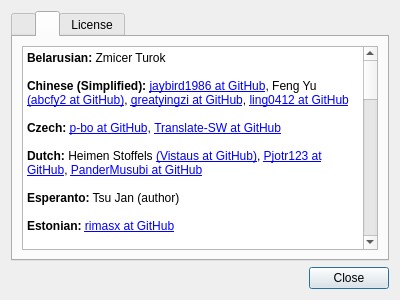
tsujan/Kvantum, file Kvantum/kvantummanager/about.ui: the form before one commit.
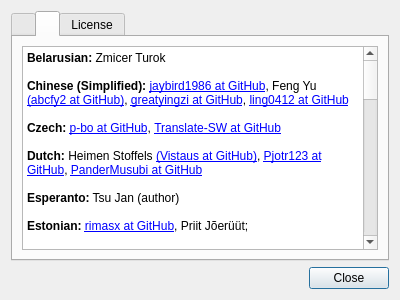
The form after the commit. The open tabs and pages were chosen to show the change.

Commit message: Corrected a typo in doc

```diff
--- a/Kvantum/kvantummanager/about.ui
+++ b/Kvantum/kvantummanager/about.ui
@@ -107,7 +107,7 @@
 &lt;p style=&quot;-qt-paragraph-type:empty; margin-top:0px; margin-bottom:0px; margin-left:0px; margin-right:0px; -qt-block-indent:0; text-indent:0px;&quot;&gt;&lt;br /&gt;&lt;/p&gt;
 &lt;p style=&quot; margin-top:0px; margin-bottom:0px; margin-left:0px; margin-right:0px; -qt-block-indent:0; text-indent:0px;&quot;&gt;&lt;span style=&quot; font-weight:600;&quot;&gt;Esperanto:&lt;/span&gt; Tsu Jan (author)&lt;/p&gt;
 &lt;p style=&quot;-qt-paragraph-type:empty; margin-top:0px; margin-bottom:0px; margin-left:0px; margin-right:0px; -qt-block-indent:0; text-indent:0px;&quot;&gt;&lt;br /&gt;&lt;/p&gt;
-&lt;p style=&quot; margin-top:0px; margin-bottom:0px; margin-left:0px; margin-right:0px; -qt-block-indent:0; text-indent:0px;&quot;&gt;&lt;span style=&quot; font-weight:600;&quot;&gt;Estonian:&lt;/span&gt; &lt;a href=&quot;https://github.com/rimasx&quot;&gt;&lt;span;&gt;rimasx at GitHub&lt;/span&gt;&lt;/a&gt;&lt;/p&gt;
+&lt;p style=&quot; margin-top:0px; margin-bottom:0px; margin-left:0px; margin-right:0px; -qt-block-indent:0; text-indent:0px;&quot;&gt;&lt;span style=&quot; font-weight:600;&quot;&gt;Estonian:&lt;/span&gt; &lt;a href=&quot;https://github.com/rimasx&quot;&gt;&lt;span;&gt;rimasx at GitHub&lt;/span&gt;&lt;/a&gt;, Priit Jõerüüt;&lt;/p&gt;
 &lt;p style=&quot;-qt-paragraph-type:empty; margin-top:0px; margin-bottom:0px; margin-left:0px; margin-right:0px; -qt-block-indent:0; text-indent:0px;&quot;&gt;&lt;br /&gt;&lt;/p&gt;
 &lt;p style=&quot; margin-top:0px; margin-bottom:0px; margin-left:0px; margin-right:0px; -qt-block-indent:0; text-indent:0px;&quot;&gt;&lt;span style=&quot; font-weight:600;&quot;&gt;Finnish:&lt;/span&gt; &lt;a href=&quot;https://github.com/mahtiankka&quot;&gt;&lt;span;&gt;MahtiAnkka at GitHub&lt;/span&gt;&lt;/a&gt;, Robin, &lt;/span&gt; Tommi Nieminen &lt;a href=&quot;https://github.com/Legisign&quot;&gt;&lt;span;&gt;(Legisign at GitHub)&lt;/span&gt;&lt;/a&gt;&lt;/p&gt;
 &lt;p style=&quot;-qt-paragraph-type:empty; margin-top:0px; margin-bottom:0px; margin-left:0px; margin-right:0px; -qt-block-indent:0; text-indent:0px;&quot;&gt;&lt;br /&gt;&lt;/p&gt;
@@ -135,7 +135,7 @@
 &lt;p style=&quot;-qt-paragraph-type:empty; margin-top:0px; margin-bottom:0px; margin-left:0px; margin-right:0px; -qt-block-indent:0; text-indent:0px;&quot;&gt;&lt;br /&gt;&lt;/p&gt;
 &lt;p style=&quot; margin-top:0px; margin-bottom:0px; margin-left:0px; margin-right:0px; -qt-block-indent:0; text-indent:0px;&quot;&gt;&lt;span style=&quot; font-weight:600;&quot;&gt;Portuguese:&lt;/span&gt; Hugo Carvalho &lt;a href=&quot;https://github.com/hugok79&quot;&gt;(hugok79 at GitHub)&lt;/a&gt;, Sérgio Marques &lt;a href=&quot;https://github.com/smarquespt&quot;&gt;(smarquespt at GitHub)&lt;/a&gt;&lt;/p&gt;
 &lt;p style=&quot;-qt-paragraph-type:empty; margin-top:0px; margin-bottom:0px; margin-left:0px; margin-right:0px; -qt-block-indent:0; text-indent:0px;&quot;&gt;&lt;br /&gt;&lt;/p&gt;
-&lt;p style=&quot; margin-top:0px; margin-bottom:0px; margin-left:0px; margin-right:0px; -qt-block-indent:0; text-indent:0px;&quot;&gt;&lt;span style=&quot; font-weight:600;&quot;&gt;Portuguese (Brazil):&lt;/span&gt; Leandro Ramos &lt;a href=&quot;https://github.com/leandroramos&quot;&gt;&lt;span;&gt;(leandroramos at GitHub)&lt;/span&gt;&lt;/a&gt;, &lt;/span&gt; &lt;a href=&quot;https://github.com/eltonfabricio10&quot;&gt;&lt;span;&gt;eltonfabricio10 at GitHub&lt;/span&gt;&lt;/a&gt;, &lt;a href=&quot;https://github.com/rodrigolinuxx&quot;&gt;&lt;span;&gt;rodrigolinuxx at GitHub&lt;/span&gt;&lt;/a&gt;, &lt;a href=&quot;https://github.com/BiP213&quot;&gt;&lt;span;&gt;BiP213 at GitHub&lt;/span&gt;&lt;/a&gt;&lt;/p&gt;
+&lt;p style=&quot; margin-top:0px; margin-bottom:0px; margin-left:0px; margin-right:0px; -qt-block-indent:0; text-indent:0px;&quot;&gt;&lt;span style=&quot; font-weight:600;&quot;&gt;Portuguese (Brazil):&lt;/span&gt; Leandro Ramos &lt;a href=&quot;https://github.com/leandroramos&quot;&gt;&lt;span;&gt;(leandroramos at GitHub)&lt;/span&gt;&lt;/a&gt;, &lt;/span&gt; &lt;a href=&quot;https://github.com/eltonfabricio10&quot;&gt;&lt;span;&gt;eltonfabricio10 at GitHub&lt;/span&gt;&lt;/a&gt;, &lt;a href=&quot;https://github.com/rodrigolinuxx&quot;&gt;&lt;span;&gt;rodrigolinuxx at GitHub&lt;/span&gt;&lt;/a&gt;, &lt;a href=&quot;https://github.com/BiP213&quot;&gt;&lt;span;&gt;BiP213 at GitHub&lt;/span&gt;&lt;/a&gt;, &lt;a href=&quot;https://github.com/cassiojsl&quot;&gt;&lt;span;&gt;cassiojsl at GitHub&lt;/span&gt;&lt;/a&gt;&lt;/p&gt;
 &lt;p style=&quot;-qt-paragraph-type:empty; margin-top:0px; margin-bottom:0px; margin-left:0px; margin-right:0px; -qt-block-indent:0; text-indent:0px;&quot;&gt;&lt;br /&gt;&lt;/p&gt;
 &lt;p style=&quot; margin-top:0px; margin-bottom:0px; margin-left:0px; margin-right:0px; -qt-block-indent:0; text-indent:0px;&quot;&gt;&lt;span style=&quot; font-weight:600;&quot;&gt;Russian:&lt;/span&gt; Николай Смольянинов &lt;a href=&quot;https://github.com/smolnp&quot;&gt;(smolnp at GitHub)&lt;/a&gt;, Pavel Shlyak &lt;a href=&quot;https://github.com/shlyakpavel&quot;&gt;(shlyakpavel at GitHub)&lt;/a&gt;, &lt;a href=&quot;https://github.com/4fury&quot;&gt;&lt;span;&gt;4fury at GitHub&lt;/span&gt;&lt;/a&gt;, Dmitry Astankov &lt;a href=&quot;https://github.com/Illumaria&quot;&gt;(Illumaria at GitHub)&lt;/a&gt;, &lt;a href=&quot;https://github.com/roaldiopi&quot;&gt;&lt;span;&gt;roaldiopi at GitHub&lt;/span&gt;&lt;/a&gt;&lt;/p&gt;
 &lt;p style=&quot;-qt-paragraph-type:empty; margin-top:0px; margin-bottom:0px; margin-left:0px; margin-right:0px; -qt-block-indent:0; text-indent:0px;&quot;&gt;&lt;br /&gt;&lt;/p&gt;
```
The commit also changes 2 other files.
